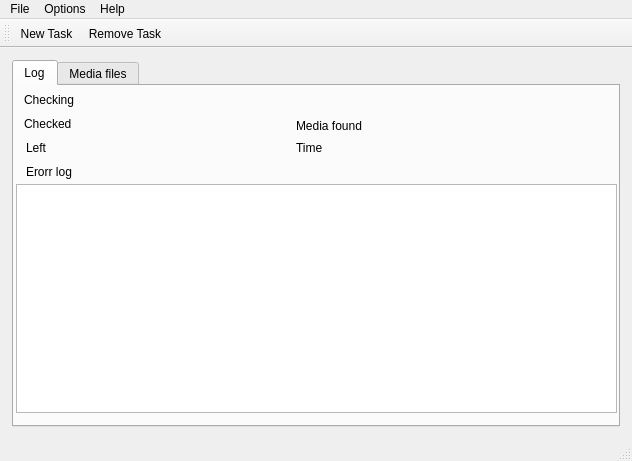
The window that ui/mediasitedownloder.ui (pussbb/QMediaSiteDownloader) describes before a commit, drawn with Qt 5.
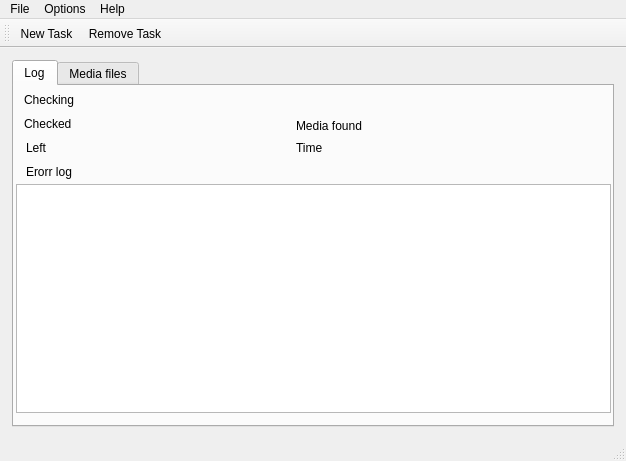
The same window after the commit. The open tabs and pages were chosen to show the change. Icons and pictures are not drawn.

Patch:
```diff
--- a/ui/mediasitedownloder.ui
+++ b/ui/mediasitedownloder.ui
@@ -6,7 +6,7 @@
    <rect>
     <x>0</x>
     <y>0</y>
-    <width>632</width>
+    <width>626</width>
     <height>461</height>
    </rect>
   </property>
@@ -286,7 +286,7 @@
              <rect>
               <x>2</x>
               <y>98</y>
-              <width>601</width>
+              <width>595</width>
               <height>229</height>
              </rect>
             </property>
@@ -518,7 +518,7 @@
     <rect>
      <x>0</x>
      <y>0</y>
-     <width>632</width>
+     <width>626</width>
      <height>25</height>
     </rect>
    </property>
```
